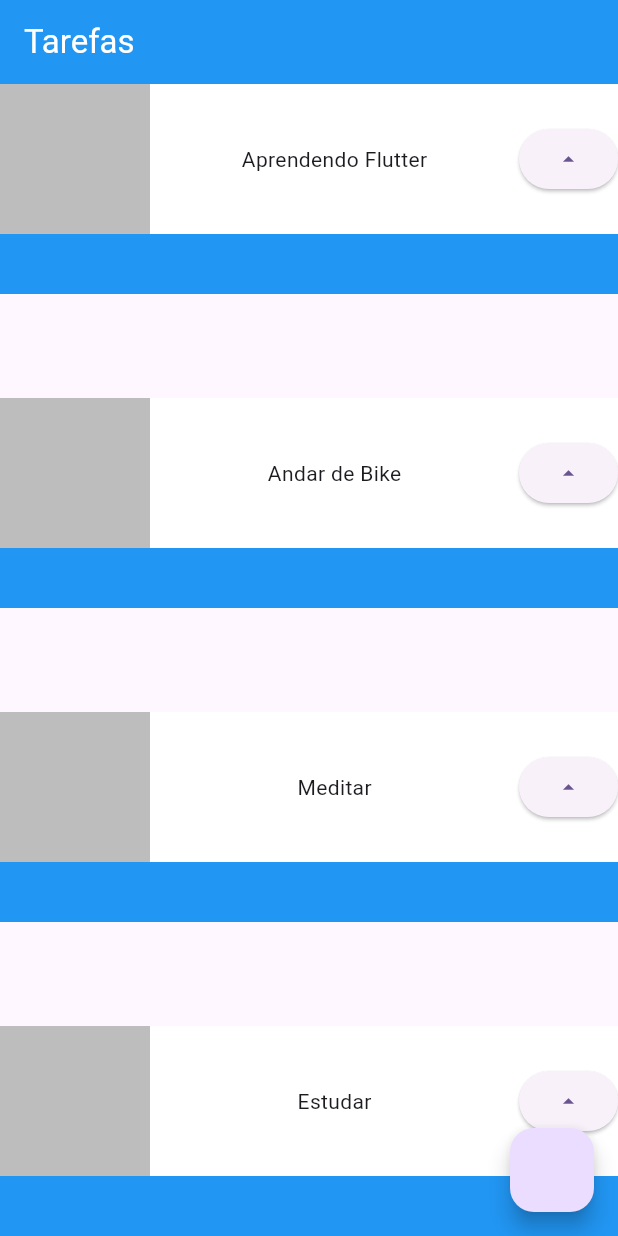
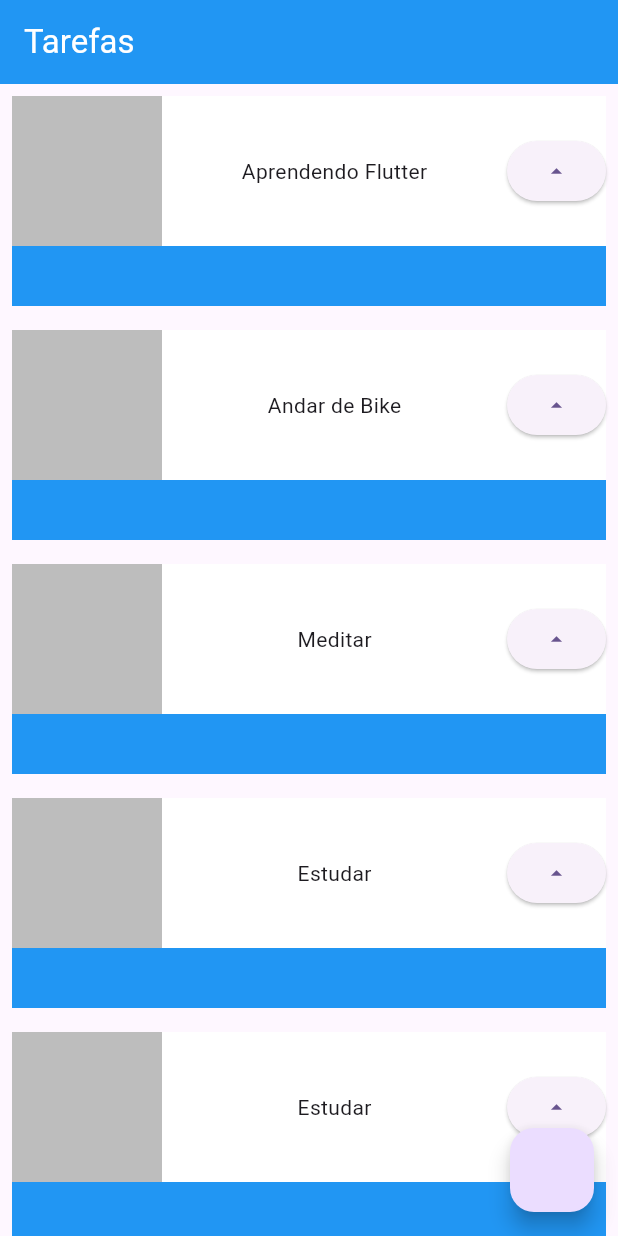
Before and after one commit to gomaaygo/taskapp, a Flutter app: the screen it shows after launch, on a phone screen of 412 x 824 dp. Run offline on Flutter 3.47's test engine with Material 3 defaults, Android fonts, the phone set to English and light mode, and no system bars.

Commit message:
Added ListView

```diff
--- a/lib/main.dart
+++ b/lib/main.dart
@@ -21,9 +21,8 @@ class MyApp extends StatelessWidget {
           foregroundColor: Colors.white,
           title: const Text('Tarefas'),
         ),
-        body: Column(
-          mainAxisAlignment: MainAxisAlignment.spaceBetween,
-          children: [Task('Aprendendo Flutter'), Task('Andar de Bike'), Task('Meditar'), Task('Estudar')],
+        body: ListView(
+          children: [Task('Aprendendo Flutter'), Task('Andar de Bike'), Task('Meditar'), Task('Estudar'), Task('Estudar'), Task('Estudar')],
         ),
         floatingActionButton: FloatingActionButton(
           onPressed: () {},
@@ -39,7 +38,9 @@ class Task extends StatelessWidget {
 
   @override
   Widget build(BuildContext context) {
-    return Container(
+    return Padding(
+      padding: const EdgeInsets.all(8.0),
+      child: Container(
         child: Stack(
           children: [
             Container(
@@ -67,6 +68,7 @@ class Task extends StatelessWidget {
             )
           ],
         ),
+      ),
     );
   }
 }
```
Lines whose indentation alone changed are shown as unchanged.
